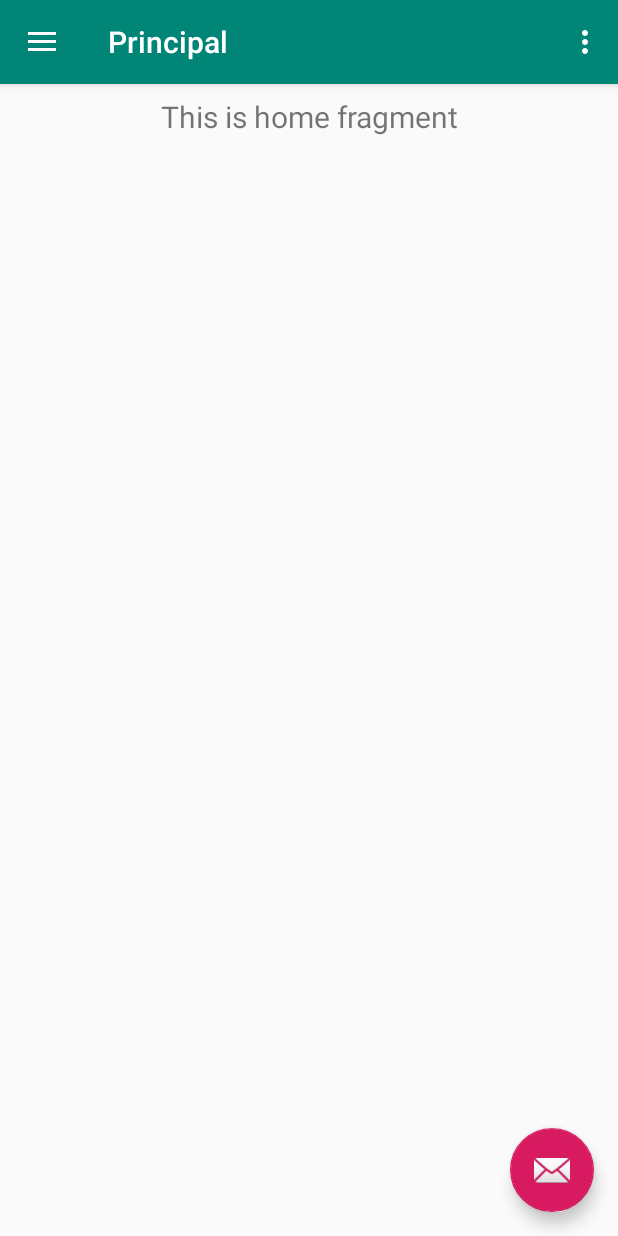
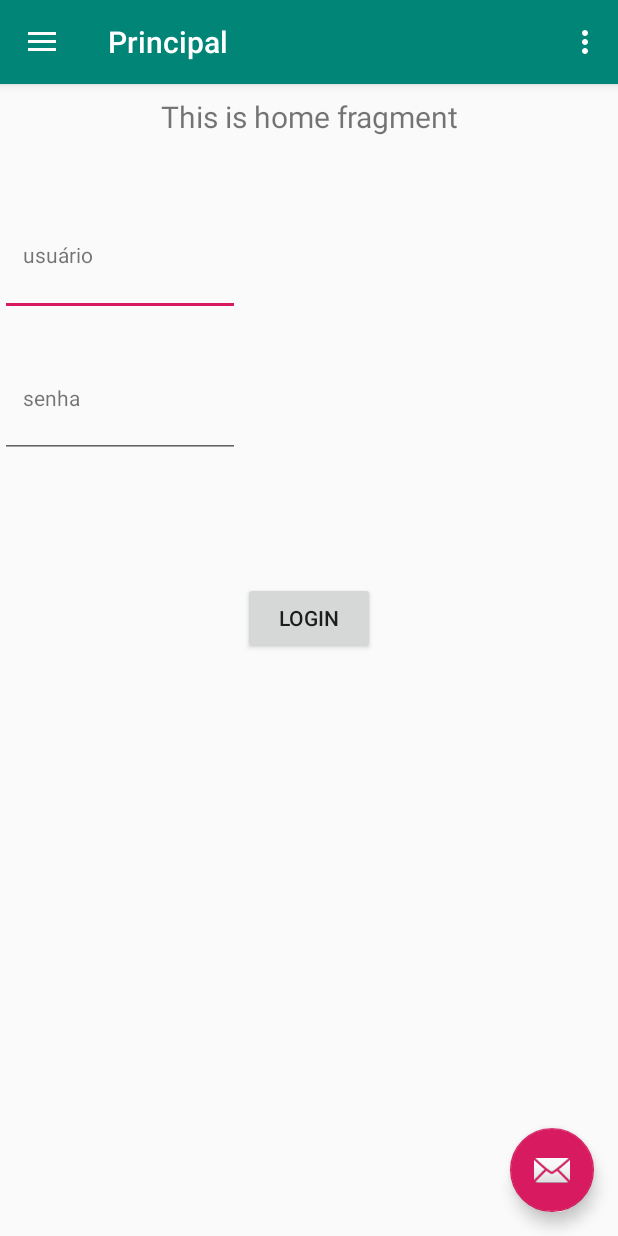
Before and after one commit to pcesar20/android, an Android app: the screen it shows after launch (MainActivity), on a phone screen of 412 x 824 dp. Run offline under Robolectric (Android 15) with nearby library versions, the phone set to English and light mode, and no system bars; our stand-ins replace Firebase (no records; nobody signed in at launch, a user with empty details on screens opened directly), navigation-ui.

Commit message:
Incluido ViewHolder e criado rotina de login.

```diff
--- a/app/src/main/java/br/com/pauloc/listamercado/MainActivity.java
+++ b/app/src/main/java/br/com/pauloc/listamercado/MainActivity.java
@@ -12,12 +12,19 @@ import com.google.android.material.navigation.NavigationView;
 import androidx.drawerlayout.widget.DrawerLayout;
 import androidx.appcompat.app.AppCompatActivity;
 import androidx.appcompat.widget.Toolbar;
+import androidx.recyclerview.widget.RecyclerView;
+
 import com.google.firebase.firestore.FirebaseFirestore;
 import com.google.firebase.*;
 
 import android.view.Menu;
+import android.view.View;
+import android.widget.Button;
+import android.widget.TextView;
+import android.widget.Toast;
 
-public class MainActivity extends AppCompatActivity {
+public class MainActivity extends AppCompatActivity implements View.OnClickListener {
+    private RecyclerView.ViewHolder mViewHolder;
     FirebaseFirestore db = FirebaseFirestore.getInstance();
     private AppBarConfiguration mAppBarConfiguration;
 
@@ -27,6 +34,22 @@ public class MainActivity extends AppCompatActivity {
         super.onCreate(savedInstanceState);
         setContentView(R.layout.activity_main);
         Toolbar toolbar = findViewById(R.id.toolbar);
+        Button btLogin = findViewById(R.id.btnLogar);
+        btLogin.setOnClickListener(new View.OnClickListener() {
+            @Override
+            public void onClick(View v) {
+                TextView txtLogin = findViewById(R.id.txtUsuario);
+                TextView txtSenha = findViewById(R.id.txtSenha);
+                String login = txtLogin.getText().toString();
+                String senha = txtSenha.getText().toString();
+                if (login.equals("paulo") && senha.equals("123")){
+                    Alert(getString(R.string.msgSucesso));
+                }else{
+                    Alert(getString(R.string.msgErro));
+                }
+            }
+        });
+
         setSupportActionBar(toolbar);
         FloatingActionButton fab = findViewById(R.id.fab);
         fab.setOnClickListener(new View.OnClickListener() {
@@ -67,6 +90,15 @@ public class MainActivity extends AppCompatActivity {
     }
 
     public void teste(View view) {
+        Alert("Ola Mundo");
+    }
+
+    private void Alert(String s){
+        Toast.makeText(this, s, Toast.LENGTH_LONG).show();
+    }
+
+    @Override
+    public void onClick(View v) {
 
     }
 }
--- a/app/src/main/res/layout/app_bar_main.xml
+++ b/app/src/main/res/layout/app_bar_main.xml
@@ -1,5 +1,6 @@
 <?xml version="1.0" encoding="utf-8"?>
-<androidx.coordinatorlayout.widget.CoordinatorLayout xmlns:android="http://schemas.android.com/apk/res/android"
+<androidx.coordinatorlayout.widget.CoordinatorLayout
+    xmlns:android="http://schemas.android.com/apk/res/android"
     xmlns:app="http://schemas.android.com/apk/res-auto"
     xmlns:tools="http://schemas.android.com/tools"
     android:layout_width="match_parent"
@@ -22,6 +23,38 @@
 
     <include layout="@layout/content_main" />
 
+    <TextView
+        android:layout_width="wrap_content"
+        android:layout_height="wrap_content"
+        android:text="@string/usu_rio"
+        android:layout_marginStart="15dp"
+        android:layout_marginTop="160dp"/>
+
+    <androidx.appcompat.widget.AppCompatEditText
+        android:layout_width="160dp"
+        android:layout_height="wrap_content"
+        android:layout_marginTop="165dp"
+        android:id="@+id/txtUsuario"/>
+
+    <TextView
+        android:layout_width="wrap_content"
+        android:layout_height="wrap_content"
+        android:text="@string/senha"
+        android:layout_marginStart="15dp"
+        android:layout_marginTop="255dp"/>
+
+    <androidx.appcompat.widget.AppCompatEditText
+        android:layout_width="160dp"
+        android:layout_height="wrap_content"
+        android:layout_marginTop="260dp"
+        android:id="@+id/txtSenha"/>
+
+    <Button
+        android:layout_width="wrap_content"
+        android:layout_height="wrap_content"
+        android:layout_gravity="center"
+        android:text="@string/login"
+        android:id="@+id/btnLogar"/>
 
     <com.google.android.material.floatingactionbutton.FloatingActionButton
         android:id="@+id/fab"
--- a/app/src/main/res/values/strings.xml
+++ b/app/src/main/res/values/strings.xml
@@ -13,4 +13,10 @@
     <string name="menu_tools">Ferramentas</string>
     <string name="menu_share">Compartilhar</string>
     <string name="menu_send">Enviar</string>
+    <string name="usu_rio">usuário</string>
+    <string name="senha">senha</string>
+    <string name="teste">teste</string>
+    <string name="login">Login</string>
+    <string name="msgSucesso">Login realizado com sucesso</string>
+    <string name="msgErro">Login ou senha incorretos</string>
 </resources>
```
